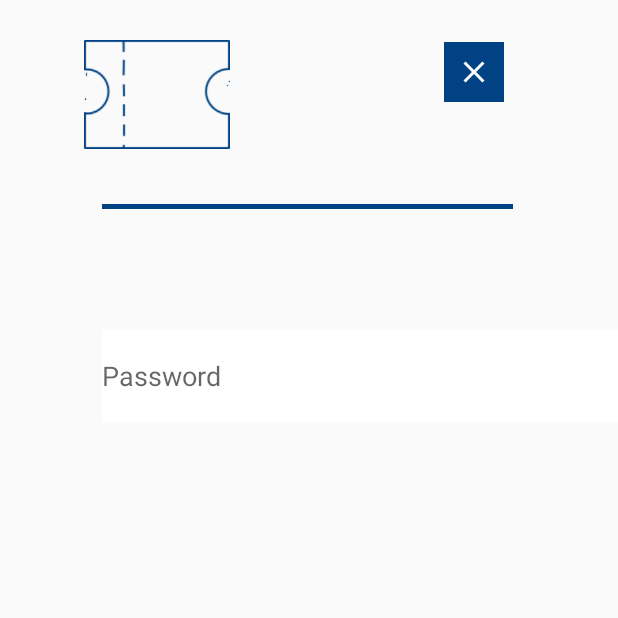
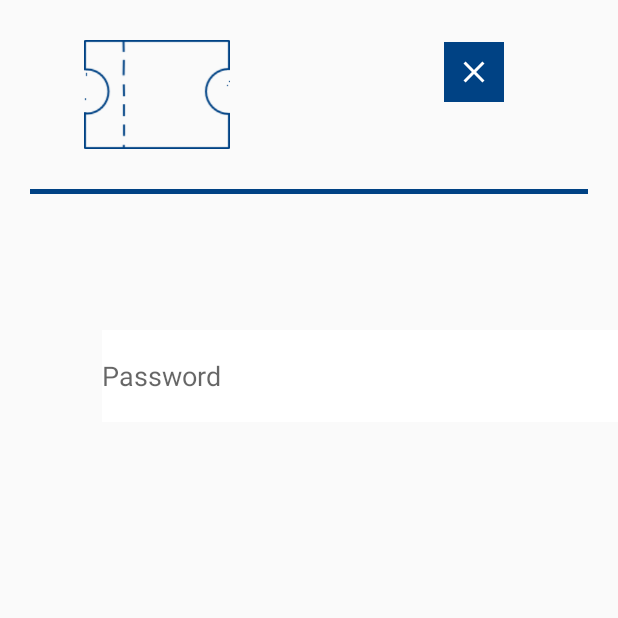
Before and after one commit to jaguirre09/ArusHPK, an Android app: the activity_sessions screen opened directly, with no data from a screen before it, on a phone screen of 412 x 824 dp, the top half of it. Run offline under Robolectric (Android 15) with nearby library versions, the phone set to English and light mode, and no system bars.

Commit message:
Obsetvations and corrected code in issue #1

```diff
--- a/ArusApp/app/src/main/java/com/oneago/arusapp/activity_inquiry.java
+++ b/ArusApp/app/src/main/java/com/oneago/arusapp/activity_inquiry.java
@@ -9,6 +9,6 @@ public class activity_inquiry extends AppCompatActivity {
     @Override
     protected void onCreate(Bundle savedInstanceState) {
         super.onCreate(savedInstanceState);
-        setContentView(R.layout.activity_inquiry);
+        setContentView(R.layout.activity_survey);
     }
 }
--- a/ArusApp/app/src/main/res/layout/activity_sessions.xml
+++ b/ArusApp/app/src/main/res/layout/activity_sessions.xml
@@ -32,19 +32,12 @@
         app:srcCompat="@drawable/ic_close_black_24dp"
         tools:ignore="MissingConstraints,VectorDrawableCompat" />
 
-    <ImageButton
-        android:id="@+id/imageButton4"
+    <View
+        app:layout_constraintTop_toBottomOf="@+id/back_arrow"
         android:layout_width="match_parent"
+        android:layout_margin="20dp"
         android:layout_height="3dp"
-        android:layout_marginLeft="68dp"
-        android:layout_marginTop="136dp"
-        android:layout_marginRight="70dp"
-        android:background="@color/color_blue"
-        app:layout_constraintEnd_toEndOf="parent"
-        app:layout_constraintHorizontal_bias="0.115"
-        app:layout_constraintStart_toStartOf="parent"
-        app:layout_constraintTop_toTopOf="parent"
-        tools:ignore="MissingConstraints" />
+        android:background="@color/color_blue"/>
 
     <LinearLayout
         android:layout_width="match_parent"
```
Also changed, not shown: ArusApp/app/src/main/res/layout/activity_survey.xml (renamed from ArusApp/app/src/main/res/layout/activity_inquiry.xml, +5 -3 lines).
